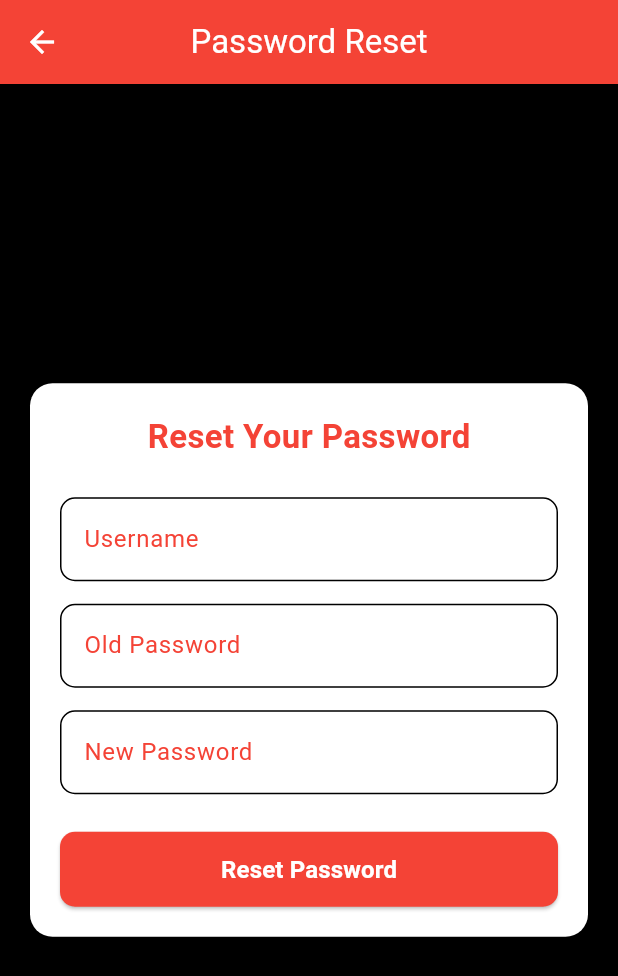
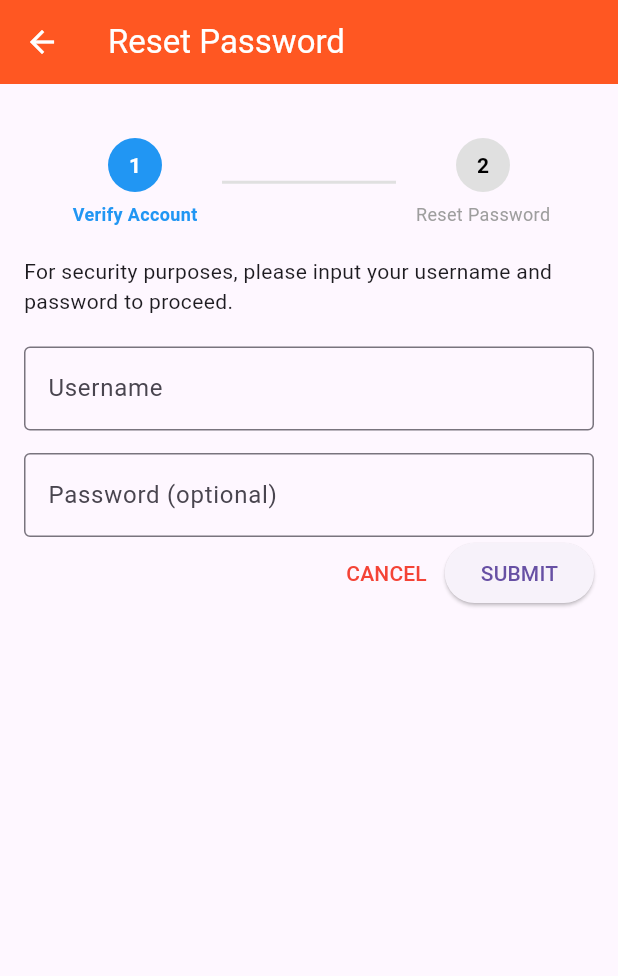
Before and after one commit to weblordoffice/emtrack_pro, a Flutter app: the screen it shows after launch, after a tap on an icon or button, on a phone screen of 412 x 824 dp. Shown: the top 976 px of the screen. Run offline on Flutter 3.47's test engine with Material 3 defaults, Android fonts, the light colour scheme and no system bars; our stand-ins replace flutter_secure_storage, flutter_svg, get, image_picker; missing offline and left inert: dart:ffi; accounts and stored records are empty.

Commit message:
rest password ang grand parent assign

```diff
--- a/lib/bindings/app_binding.dart
+++ b/lib/bindings/app_binding.dart
@@ -29,6 +29,6 @@ class AppBindings extends Bindings {
     Get.lazyPut(() => RemoveTyreController());
     Get.lazyPut(() => VehicleInspeController());
     Get.lazyPut(() => InstallTyreController());
-    Get.lazyPut(() => PasswordResetController());
+    Get.lazyPut(() => ResetPasswordController());
   }
 }
--- a/lib/routes/app_pages.dart
+++ b/lib/routes/app_pages.dart
@@ -96,7 +96,7 @@ class AppPages {
     ),
     GetPage(
       name: PASSWORD_RESET,
-      page: () => PasswordResetView(),
+      page: () => ResetPasswordView(),
       binding: AppBindings(),
     ),
   ];
--- a/lib/services/api_constants.dart
+++ b/lib/services/api_constants.dart
@@ -43,15 +43,21 @@ class ApiConstants {
 
   static const String assignRole = "/Role/AssignRole";
 
+  // Reset Password
+  static const String sendPasswordToken =
+      "/UserManagement/SendPasswordResetCode";
+
+  static const String resetPassword = "/UserManagement/PasswordResetWToken";
+
   // Grant Parent
   static const String createGrandParentAccount =
       "/api/GrandParentAccount/Create";
   static const String updateGrandParentAccount =
-      "api/ParentAccount/UpdateGrandParentAccount";
+      "/api/ParentAccount/UpdateGrandParentAccount";
 
   // Assign grandparent
   static const String getParentAccountList =
       "/api/ParentAccount/GetAccountList";
   static const String getGrandparentAccountList =
-      "api/GrandParentAccount/GetAll";
+      "/api/GrandParentAccount/GetAll";
 }
--- a/lib/services/grand_parent_account_service/grand_parent_account_service.dart
+++ b/lib/services/grand_parent_account_service/grand_parent_account_service.dart
@@ -42,6 +42,4 @@ class GrandparentAccountService {
       return false;
     }
   }
-
-
 }
--- a/lib/views/home/home_view.dart
+++ b/lib/views/home/home_view.dart
@@ -403,7 +403,7 @@ class _HomeViewState extends State<HomeView> {
                                                       BlendMode.srcIn,
                                                     ),
                                               ),
-                                              SizedBox(width: 10),
+                                              SizedBox(width: 8),
                                               Column(
                                                 children: [
                                                   Text(
--- a/lib/views/install_tyre_view.dart
+++ b/lib/views/install_tyre_view.dart
@@ -1,4 +1,3 @@
-import 'dart:io';
 import 'package:emtrack/controllers/install_tyre_controller.dart';
 import 'package:emtrack/controllers/selected_account_controller.dart';
 import 'package:flutter/material.dart';
--- a/lib/views/password_reset_view.dart
+++ b/lib/views/password_reset_view.dart
@@ -2,128 +2,224 @@ import 'package:flutter/material.dart';
 import 'package:get/get.dart';
 import '../controllers/password_reset_controller.dart';
 
-class PasswordResetView extends StatelessWidget {
-  PasswordResetView({super.key});
+class ResetPasswordView extends StatelessWidget {
+  ResetPasswordView({super.key});
 
-  final PasswordResetController controller = Get.put(PasswordResetController());
-
-  final TextEditingController usernameController = TextEditingController();
-  final TextEditingController oldPasswordController = TextEditingController();
-  final TextEditingController newPasswordController = TextEditingController();
-
-  InputDecoration inputDecoration(String label) {
-    return InputDecoration(
-      labelText: label,
-      labelStyle: const TextStyle(color: Colors.red),
-      enabledBorder: OutlineInputBorder(
-        borderRadius: BorderRadius.circular(10),
-        borderSide: const BorderSide(color: Colors.black),
-      ),
-      focusedBorder: OutlineInputBorder(
-        borderRadius: BorderRadius.circular(10),
-        borderSide: const BorderSide(color: Colors.red, width: 2),
-      ),
-      border: OutlineInputBorder(borderRadius: BorderRadius.circular(10)),
-    );
-  }
+  final c = Get.put(ResetPasswordController());
 
   @override
   Widget build(BuildContext context) {
     return Scaffold(
-      backgroundColor: Colors.black, // 🔥 black background
       appBar: AppBar(
-        title: const Text(
-          "Password Reset",
-          style: TextStyle(color: Colors.white),
+        title: const Text("Reset Password"),
+        backgroundColor: Colors.deepOrange,
+        foregroundColor: Colors.white,
+        elevation: 0,
       ),
-        iconTheme: const IconThemeData(color: Colors.white),
-        backgroundColor: Colors.red,
-        centerTitle: true,
-      ),
-      body: Center(
+      body: Padding(
+        padding: const EdgeInsets.all(16),
+        child: Column(
+          children: [
+            stepHeader(),
+            Expanded(
               child: SingleChildScrollView(
-          child: Padding(
-            padding: const EdgeInsets.all(20.0),
-            child: Container(
-              padding: const EdgeInsets.all(20),
-              decoration: BoxDecoration(
-                color: Colors.white,
-                borderRadius: BorderRadius.circular(15),
-              ),
-              child: Column(
-                mainAxisSize: MainAxisSize.min,
-                children: [
-                  const Text(
-                    "Reset Your Password",
-                    style: TextStyle(
-                      fontSize: 22,
-                      fontWeight: FontWeight.bold,
-                      color: Colors.red,
-                    ),
-                  ),
-                  const SizedBox(height: 25),
-
-                  /// Username
-                  TextFormField(
-                    controller: usernameController,
-                    decoration: inputDecoration("Username"),
-                  ),
-                  const SizedBox(height: 15),
-
-                  /// Old Password
-                  TextFormField(
-                    controller: oldPasswordController,
-                    obscureText: true,
-                    decoration: inputDecoration("Old Password"),
-                  ),
-                  const SizedBox(height: 15),
-
-                  /// New Password
-                  TextFormField(
-                    controller: newPasswordController,
-                    obscureText: true,
-                    decoration: inputDecoration("New Password"),
-                  ),
-                  const SizedBox(height: 25),
-
-                  /// Button
-                  Obx(
-                    () => controller.isLoading.value
-                        ? const CircularProgressIndicator(color: Colors.red)
-                        : SizedBox(
-                            width: double.infinity,
-                            height: 50,
-                            child: ElevatedButton(
-                              style: ElevatedButton.styleFrom(
-                                backgroundColor: Colors.red,
-                                foregroundColor: Colors.white,
-                                shape: RoundedRectangleBorder(
-                                  borderRadius: BorderRadius.circular(10),
-                                ),
-                              ),
-                              onPressed: () {
-                                controller.resetPassword(
-                                  usernameController.text.trim(),
-                                  oldPasswordController.text.trim(),
-                                  newPasswordController.text.trim(),
-                                );
-                              },
-                              child: const Text(
-                                "Reset Password",
-                                style: TextStyle(
-                                  fontSize: 16,
-                                  fontWeight: FontWeight.bold,
-                                ),
-                              ),
+                child: Obx(
+                  () => c.currentStep.value == 0 ? _stepOne() : _stepTwo(),
                 ),
               ),
             ),
           ],
         ),
       ),
+    );
+  }
+
+  // ================= STEP 1 =================
+
+  Widget _stepOne() {
+    return Form(
+      key: c.formKey1,
+      child: Column(
+        crossAxisAlignment: CrossAxisAlignment.start,
+        children: [
+          const Text(
+            "For security purposes, please input your username and password to proceed.",
           ),
+          const SizedBox(height: 20),
+
+          TextFormField(
+            controller: c.usernameController,
+            decoration: const InputDecoration(
+              labelText: "Username",
+              border: OutlineInputBorder(),
+            ),
+            validator: (v) => v == null || v.isEmpty ? "Enter username" : null,
+          ),
+
+          const SizedBox(height: 15),
+
+          TextFormField(
+            controller: c.passwordController,
+            obscureText: true,
+            decoration: const InputDecoration(
+              labelText: "Password (optional)",
+              border: OutlineInputBorder(),
+            ),
+          ),
+
+          Row(
+            mainAxisAlignment: MainAxisAlignment.end,
+            children: [
+              TextButton(
+                onPressed: Get.back,
+                child: const Text(
+                  "CANCEL",
+                  style: TextStyle(color: Colors.red),
+                ),
+              ),
+              ElevatedButton(
+                onPressed: c.sendtokenPassword,
+                child: const Text("SUBMIT"),
+              ),
+            ],
+          ),
+        ],
+      ),
+    );
+  }
+
+  // ================= STEP 2 =================
+
+  Widget _stepTwo() {
+    return Form(
+      key: c.formKey2,
+      child: Column(
+        crossAxisAlignment: CrossAxisAlignment.start,
+        children: [
+          const Text(
+            "A unique token has been sent to your email. Please enter it below:",
+          ),
+          const SizedBox(height: 20),
+
+          TextFormField(
+            controller: c.tokenController,
+            decoration: const InputDecoration(
+              labelText: "Token Code",
+              border: OutlineInputBorder(),
+            ),
+            validator: (v) => v == null || v.isEmpty ? "Enter token" : null,
+          ),
+
+          const SizedBox(height: 20),
+
+          const Text(
+            "Password must be at least 6 characters with uppercase, lowercase and special character.",
+            style: TextStyle(fontSize: 13),
+          ),
+
+          const SizedBox(height: 15),
+
+          TextFormField(
+            controller: c.newPasswordController,
+            obscureText: true,
+            decoration: const InputDecoration(
+              labelText: "New Password",
+              border: OutlineInputBorder(),
+            ),
+            validator: (v) {
+              if (v == null || v.length < 6) {
+                return "Minimum 6 characters";
+              }
+              return null;
+            },
+          ),
+
+          SizedBox(height: 30),
+          Row(
+            mainAxisAlignment: MainAxisAlignment.end,
+            children: [
+              TextButton(
+                onPressed: c.goBack,
+                child: const Text("BACK", style: TextStyle(color: Colors.red)),
+              ),
+              ElevatedButton(
+                onPressed: c.resetPassword,
+                child: const Text("RESET PASSWORD"),
+              ),
+            ],
+          ),
+        ],
+      ),
+    );
+  }
+
+  Widget stepHeader() {
+    final c = Get.find<ResetPasswordController>();
+
+    return Obx(
+      () => Padding(
+        padding: const EdgeInsets.symmetric(horizontal: 16, vertical: 20),
+        child: Row(
+          children: [
+            _stepCircle(0, "Verify Account", c),
+            _stepLine(0, c),
+            _stepCircle(1, "Reset Password", c),
+          ],
         ),
       ),
     );
   }
+
+  Widget _stepCircle(int step, String title, ResetPasswordController c) {
+    bool isActive = c.currentStep.value == step;
+    bool isCompleted = c.currentStep.value > step;
+
+    return Expanded(
+      child: Column(
+        children: [
+          Container(
+            width: 36,
+            height: 36,
+            decoration: BoxDecoration(
+              shape: BoxShape.circle,
+              color: isCompleted
+                  ? Colors.green
+                  : isActive
+                  ? Colors.blue
+                  : Colors.grey.shade300,
+            ),
+            child: Center(
+              child: isCompleted
+                  ? const Icon(Icons.check, color: Colors.white, size: 18)
+                  : Text(
+                      "${step + 1}",
+                      style: TextStyle(
+                        color: isActive ? Colors.white : Colors.black,
+                        fontWeight: FontWeight.bold,
+                      ),
+                    ),
+            ),
+          ),
+          const SizedBox(height: 6),
+          Text(
+            title,
+            style: TextStyle(
+              fontSize: 12,
+              fontWeight: isActive ? FontWeight.bold : FontWeight.normal,
+              color: isActive ? Colors.blue : Colors.grey,
+            ),
+          ),
+        ],
+      ),
+    );
   }
+
+  Widget _stepLine(int step, ResetPasswordController c) {
+    return Expanded(
+      child: Container(
+        height: 2,
+        color: c.currentStep.value > step ? Colors.green : Colors.grey.shade300,
+      ),
+    );
+  }
+}
```
Also changed, not shown: lib/controllers/grand_parent_account_controller/grand_parent_account_controller.dart (+60 -6 lines), lib/controllers/password_reset_controller.dart (+101 -30 lines), lib/views/grand_parent_account_view/grand_parent_account_view.dart (+13 -5 lines). Lines whose indentation alone changed are shown as unchanged.
